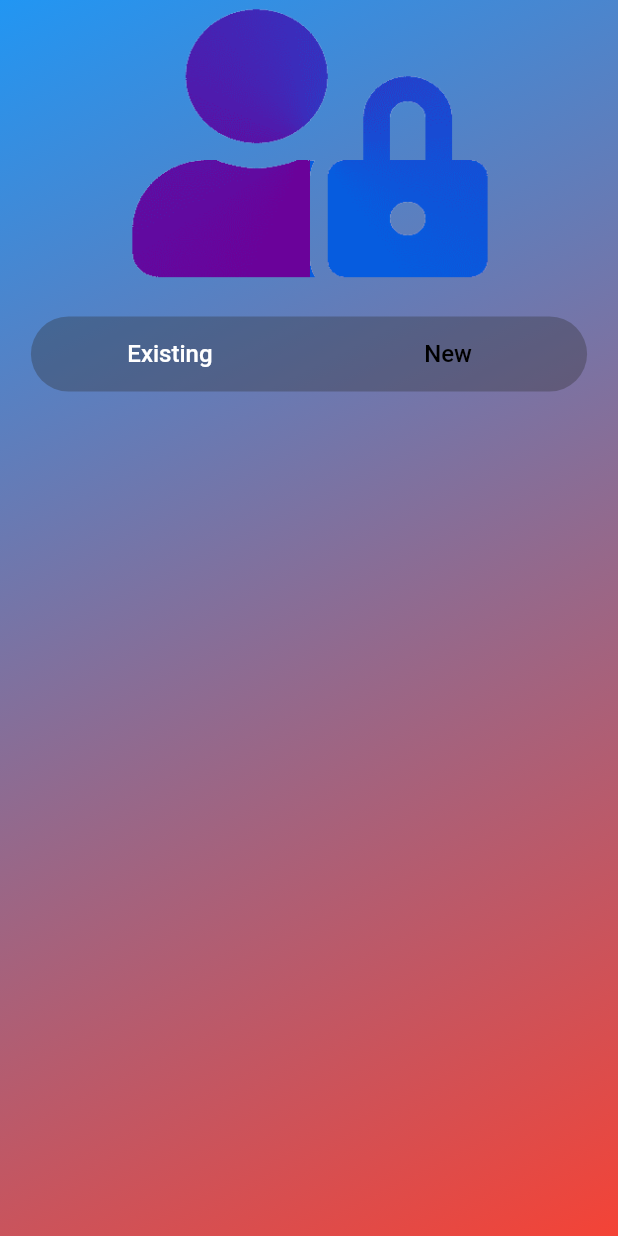
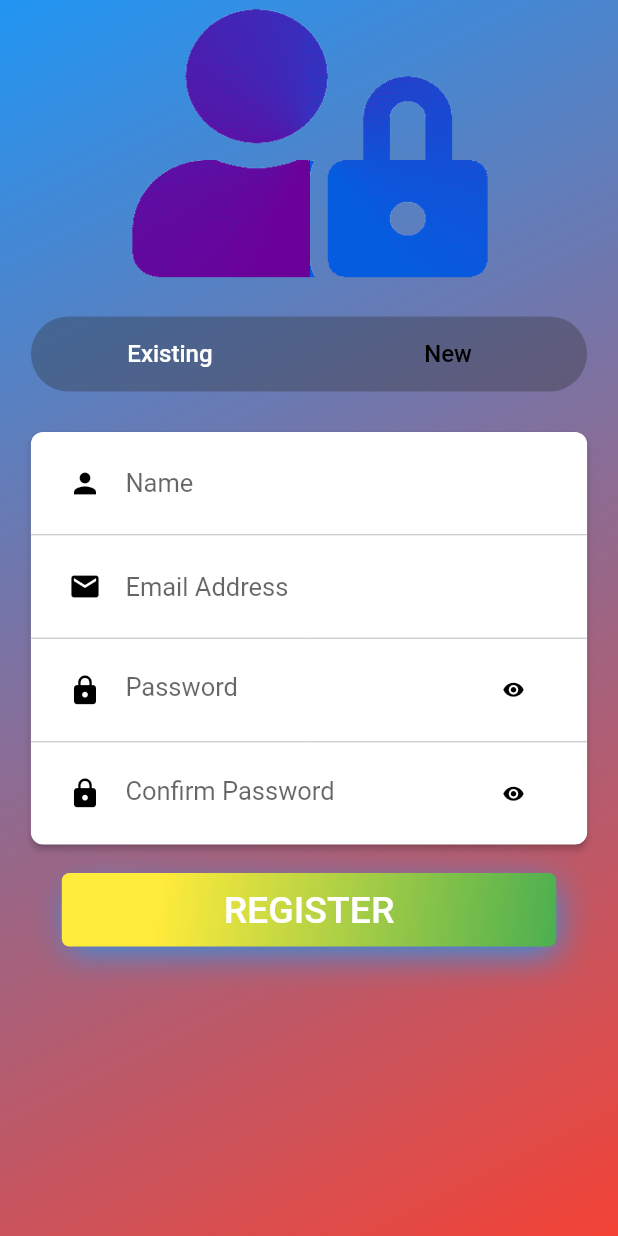
Before and after one commit to William-Santos-Dantas/flutter_auth_firebase, a Flutter app: the screen it shows after launch, swiped to page 2, on a phone screen of 412 x 824 dp. Run offline on Flutter 3.47's test engine with Material 2 defaults, Android fonts, the light colour scheme and no system bars; our stand-ins replace firebase_auth, firebase_core, flutter_signin_button, get, google_sign_in; accounts and stored records are empty; Roboto replaces fonts that are missing (WorkSansBold, WorkSansSemiBold).

Commit message:
register screen

```diff
--- a/lib/application/ui/widgets/build_sign_in.dart
+++ b/lib/application/ui/widgets/build_sign_in.dart
@@ -47,9 +47,9 @@ class BuildSignIn extends StatelessWidget {
                           color: Colors.grey[400],
                         ),
                         CustomTextField(
-                          inputType: TextInputType.emailAddress,
+                          inputType: TextInputType.text,
                           hintText: "Password",
-                          icon: Icons.email,
+                          icon: Icons.lock,
                           password: true,
                           controller: passwordController,
                         ),
--- /dev/null
+++ b/lib/application/ui/widgets/build_sign_up.dart
@@ -0,0 +1,102 @@
+import 'package:flutter/material.dart';
+import 'package:flutter_signin_button/flutter_signin_button.dart';
+import 'package:get/get.dart';
+
+import 'custom_text_field.dart';
+import 'submit_button.dart';
+
+class BuildSignUp extends StatelessWidget {
+  final Function registerWithEmail;
+  const BuildSignUp(
+      {Key? key, required this.registerWithEmail})
+      : super(key: key);
+
+  @override
+  Widget build(BuildContext context) {
+    final TextEditingController nameController = TextEditingController();
+    final TextEditingController emailController = TextEditingController();
+    final TextEditingController passwordController = TextEditingController();
+    final TextEditingController confirmpasswordController = TextEditingController();
+    final _formKey = GlobalKey<FormState>();
+    return Container(
+      padding: const EdgeInsets.only(top: 23.0),
+      child: Column(
+        children: <Widget>[
+          Form(
+            key: _formKey,
+            child: Stack(
+              alignment: Alignment.topCenter,
+              children: <Widget>[
+                Card(
+                  elevation: 2.0,
+                  color: Colors.white,
+                  shape: RoundedRectangleBorder(
+                    borderRadius: BorderRadius.circular(8.0),
+                  ),
+                  child: SizedBox(
+                    width: context.widthTransformer(reducedBy: 10),
+                    child: Column(
+                      children: <Widget>[
+                        CustomTextField(
+                          inputType: TextInputType.text,
+                          hintText: "Name",
+                          icon: Icons.person,
+                          controller: nameController,
+                        ),
+                        Divider(
+                          height: 1.0,
+                          color: Colors.grey[400],
+                        ),
+                        CustomTextField(
+                          inputType: TextInputType.emailAddress,
+                          hintText: "Email Address",
+                          icon: Icons.email,
+                          controller: emailController,
+                        ),
+                        Divider(
+                          height: 1.0,
+                          color: Colors.grey[400],
+                        ),
+                        CustomTextField(
+                          inputType: TextInputType.emailAddress,
+                          hintText: "Password",
+                          icon: Icons.lock,
+                          password: true,
+                          controller: passwordController,
+                        ),
+                        Divider(
+                          height: 1.0,
+                          color: Colors.grey[400],
+                        ),
+                        CustomTextField(
+                          inputType: TextInputType.text,
+                          hintText: "Confirm Password",
+                          icon: Icons.lock,
+                          password: true,
+                          controller: confirmpasswordController,
+                        ),
+                      ],
+                    ),
+                  ),
+                ),
+              ],
+            ),
+          ),
+          SubmitButton(
+            onPress: () {
+              if (_formKey.currentState!.validate()) {
+                registerWithEmail(
+                  name: nameController.text,
+                  email: emailController.text,
+                  password: passwordController.text,
+                );
+              }
+            },
+            text: 'REGISTER',
+          ),
+
+        ],
+      ),
+    );
+  }
+}
--- a/lib/modules/login/login_controller.dart
+++ b/lib/modules/login/login_controller.dart
@@ -72,10 +72,20 @@ class LoginController extends GetxController with LoaderMixin, MessagesMixin {
       {required String email,
       required String password,
       required String name}) async {
-    _loginService.registerWithEmail(
-      email: email,
-      password: password,
-      name: name,
-    );
+    try {
+      loading(true);
+      await _loginService.registerWithEmail(
+        email: email,
+        password: password,
+        name: name,
+      );
+      loading(false);
+      message(MessageModel.info(
+          title: 'Sucesso', message: 'Cadastro Realizado com Sucesso'));
+    } catch (e) {
+      loading(false);
+      message(MessageModel.error(
+          title: 'Register Error', message: 'Erro ao Realizar Cadastro'));
+    }
   }
 }
--- a/lib/modules/login/login_page.dart
+++ b/lib/modules/login/login_page.dart
@@ -1,4 +1,5 @@
 import 'package:flutter/material.dart';
+import 'package:flutter_auth_firebase/application/ui/widgets/build_sign_up.dart';
 import 'package:get/get.dart';
 import '../../application/ui/widgets/build_menu_bar.dart';
 import '../../application/ui/widgets/build_sign_in.dart';
@@ -54,7 +55,7 @@ class LoginPage extends GetView<LoginController> {
                     physics: const NeverScrollableScrollPhysics(),
                     children: [
                       BuildSignIn(signInWithEmail: controller.signInWithEmail, signInWithGoogle: controller.signInWithGoogle),
-                      Container(),
+                      BuildSignUp(registerWithEmail: controller.register),
                     ],
                   ),
                 ),
```
